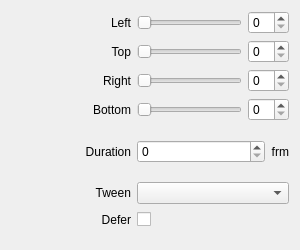
The window that src/Widgets/Inspector/InspectorCropWidget.ui (CasparCG/client) describes before a commit, drawn with Qt 5.
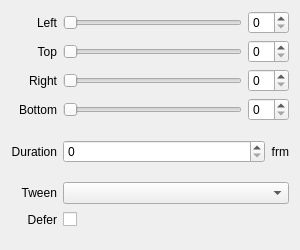
The same window after the commit.

Commit message: Remove minimumSize constraint from labels

The edit to the form file:
```diff
--- a/src/Widgets/Inspector/InspectorCropWidget.ui
+++ b/src/Widgets/Inspector/InspectorCropWidget.ui
@@ -22,12 +22,6 @@
    </property>
    <item row="4" column="0">
     <widget class="QLabel" name="labelTransitionDuration">
-     <property name="minimumSize">
-      <size>
-       <width>120</width>
-       <height>0</height>
-      </size>
-     </property>
      <property name="text">
       <string>Duration</string>
      </property>
@@ -38,12 +32,6 @@
    </item>
    <item row="3" column="0">
     <widget class="QLabel" name="labelBottom">
-     <property name="minimumSize">
-      <size>
-       <width>120</width>
-       <height>0</height>
-      </size>
-     </property>
      <property name="text">
       <string>Bottom</string>
      </property>
@@ -54,12 +42,6 @@
    </item>
    <item row="2" column="0">
     <widget class="QLabel" name="labelRight">
-     <property name="minimumSize">
-      <size>
-       <width>120</width>
-       <height>0</height>
-      </size>
-     </property>
      <property name="text">
       <string>Right</string>
      </property>
@@ -104,12 +86,6 @@
    </item>
    <item row="0" column="0">
     <widget class="QLabel" name="labelLeft">
-     <property name="minimumSize">
-      <size>
-       <width>120</width>
-       <height>0</height>
-      </size>
-     </property>
      <property name="text">
       <string>Left</string>
      </property>
@@ -157,12 +133,6 @@
    </item>
    <item row="1" column="0">
     <widget class="QLabel" name="labelTop">
-     <property name="minimumSize">
-      <size>
-       <width>120</width>
-       <height>0</height>
-      </size>
-     </property>
      <property name="text">
       <string>Top</string>
      </property>
@@ -196,12 +166,6 @@
    </item>
    <item row="6" column="0">
     <widget class="QLabel" name="labelDefer">
-     <property name="minimumSize">
-      <size>
-       <width>120</width>
-       <height>0</height>
-      </size>
-     </property>
      <property name="text">
       <string>Defer</string>
      </property>
@@ -219,12 +183,6 @@
    </item>
    <item row="5" column="0">
     <widget class="QLabel" name="labelEasing">
-     <property name="minimumSize">
-      <size>
-       <width>120</width>
-       <height>0</height>
-      </size>
-     </property>
      <property name="text">
       <string>Tween</string>
      </property>
```
The commit also changes 53 other files.
